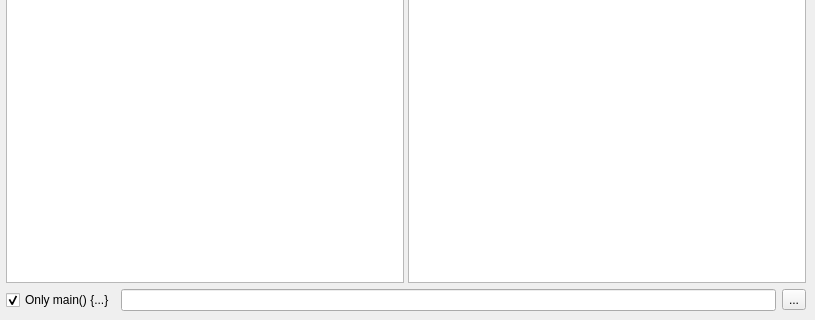
Ace0320/CheatChecker, file checker.ui: the form before one commit; both pictures show x 265 to 1080 and y 400 to 720 of the 1080 by 720 pixel window.
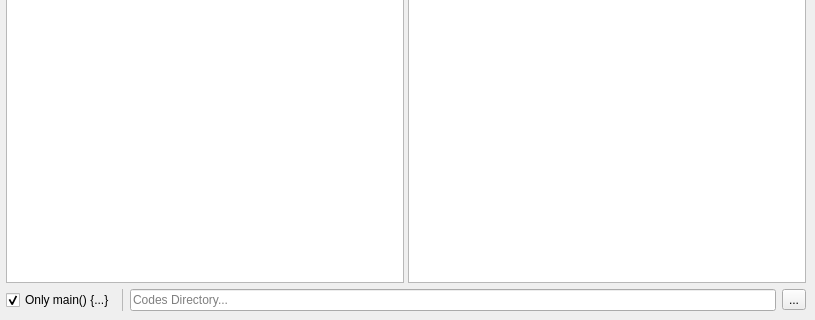
The form after the commit.

Commit message: Added a line separator and a placeholder for folder selection field

The edit to the form file:
```diff
--- a/checker.ui
+++ b/checker.ui
@@ -126,7 +126,27 @@
          </widget>
         </item>
         <item>
-         <widget class="QLineEdit" name="folderEdit"/>
+         <widget class="Line" name="breakLine">
+          <property name="frameShadow">
+           <enum>QFrame::Raised</enum>
+          </property>
+          <property name="lineWidth">
+           <number>0</number>
+          </property>
+          <property name="midLineWidth">
+           <number>1</number>
+          </property>
+          <property name="orientation">
+           <enum>Qt::Vertical</enum>
+          </property>
+         </widget>
+        </item>
+        <item>
+         <widget class="QLineEdit" name="folderEdit">
+          <property name="placeholderText">
+           <string>Codes Directory...</string>
+          </property>
+         </widget>
         </item>
         <item>
          <widget class="QToolButton" name="setFolderButton">
```
